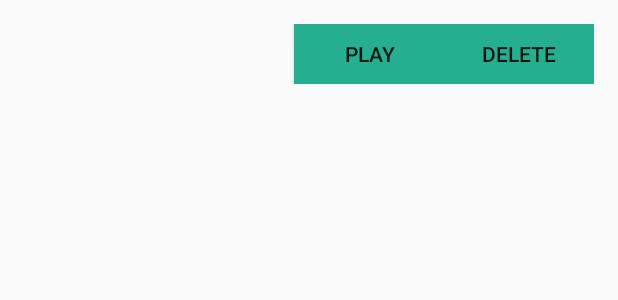
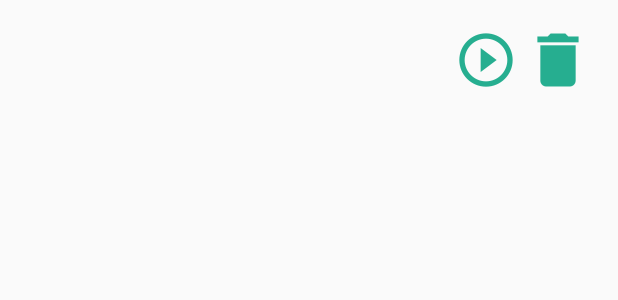
Before and after one commit to maximechareyron/ShareMusic, an Android app: the layout activity_item_playlist.xml on its own in the app's theme, with its tools: preview values and no code run, on a phone screen of 412 x 824 dp. Shown: the top 300 px of the screen. Run offline under Robolectric (Android 15) with nearby library versions, the phone set to English and light mode, and no system bars.

Commit message:
changement icones

```diff
--- a/app/src/main/res/layout/activity_item_playlist.xml
+++ b/app/src/main/res/layout/activity_item_playlist.xml
@@ -6,30 +6,41 @@
     >
 
     <TextView
-        android:layout_width="100dp"
+        android:layout_width="wrap_content"
         android:layout_height="40dp"
         android:id="@+id/item_playlist"
         android:height="20dp"
+        android:textColor="@android:color/white"
         android:layout_alignParentLeft="true"
-        android:layout_alignRight="@+id/item_play"/>
+        android:layout_toLeftOf="@+id/item_play_img"
+        android:layout_toStartOf="@+id/item_play_img" />
 
-    <Button
-        android:layout_width="100dp"
-        android:layout_height="40dp"
-        android:id="@+id/item_delete"
-        android:text="delete"
+
+    <!--<Button
+        android:layout_width="wrap_content"
+        android:layout_height="wrap_content"
+        android:id="@+id/item_play"
+        android:layout_alignParentTop="true"
+        android:layout_toLeftOf="@+id/item_delete" />
+        -->
+
+    <ImageButton
+        android:layout_width="wrap_content"
+        android:layout_height="wrap_content"
+        android:id="@+id/item_play_img"
+        android:layout_alignParentTop="true"
+        android:layout_toLeftOf="@+id/item_del_img"
+        android:background="@null"
+        android:src="@drawable/ic_play"/>
+
+    <ImageButton
+        android:layout_width="wrap_content"
+        android:layout_height="wrap_content"
+        android:id="@+id/item_del_img"
+        android:layout_alignParentTop="true"
+        android:background="@null"
         android:layout_alignParentRight="true"
         android:layout_alignParentLeft="false"
-        android:background="@color/bg_login"
-        />
+        android:src="@drawable/ic_trash"/>
 
-    <Button
-        android:layout_width="100dp"
-        android:layout_height="40dp"
-        android:id="@+id/item_play"
-        android:text="play"
-        android:background="@color/bg_login"
-        android:layout_alignParentTop="true"
-        android:layout_toLeftOf="@+id/item_delete"
-        android:layout_toStartOf="@+id/item_delete" />
 </RelativeLayout>
```
Also changed, not shown: app/src/main/java/com/example/olmartin2/lecteurmusique/HebergeurActivity.java (+11 -18 lines), app/src/main/java/com/example/olmartin2/lecteurmusique/PlaylistAdaptateur.java (+10 -4 lines), app/src/main/res/layout/activity_hebergeur.xml (+4 -10 lines), app/src/main/ic_play-web.png (added), app/src/main/ic_trash-web.png (added), app/src/main/res/drawable-hdpi/ic_play.png (added), app/src/main/res/drawable-hdpi/ic_trash.png (added), app/src/main/res/drawable-mdpi/ic_play.png (added), app/src/main/res/drawable-mdpi/ic_trash.png (added), app/src/main/res/drawable-xhdpi/ic_play.png (added), app/src/main/res/drawable-xhdpi/ic_trash.png (added), app/src/main/res/drawable-xxhdpi/ic_play.png (added), app/src/main/res/drawable-xxhdpi/ic_trash.png (added), app/src/main/res/drawable-xxxhdpi/ic_play.png (added), 1 more files.
